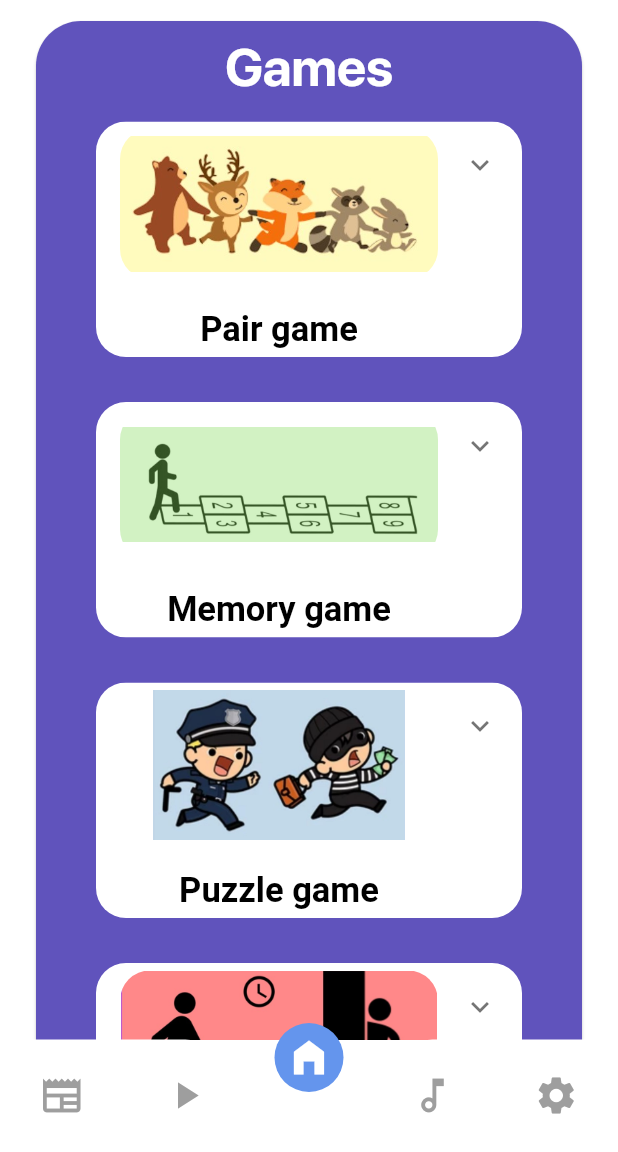
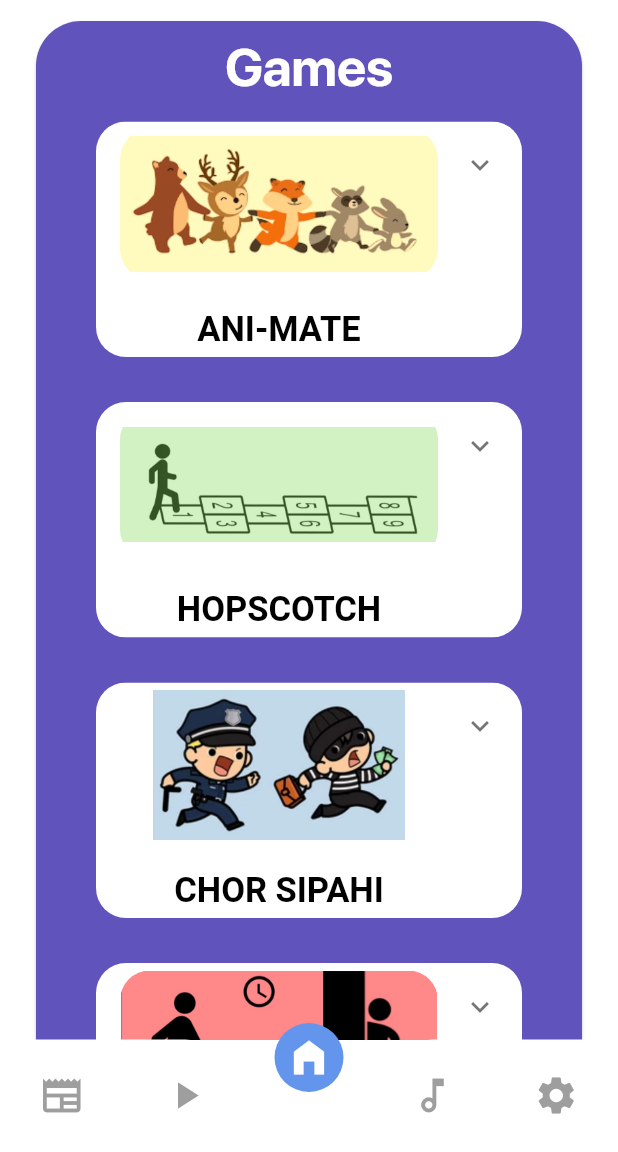
Before and after one commit to ptm0727/SihWinner, a Flutter app: the screen it shows once a user with an empty profile is signed in, on a phone screen of 412 x 824 dp, the part 84-1236 px from its top. Run offline on Flutter 3.47's test engine with Material 2 defaults, Android fonts, the phone set to English and light mode, and no system bars; drawn by our look-alikes of curved_navigation_bar; our stand-ins replace audioplayers, cloud_firestore, firebase_auth, firebase_core, flutter_neumorphic, hive and 3 more; missing offline and left inert: audioplayers_web, favorite_button, firebase_image; accounts and stored records are empty.

Commit message:
changed names

```diff
--- a/lib/game_screen.dart
+++ b/lib/game_screen.dart
@@ -17,33 +17,33 @@ class GameScreen extends StatelessWidget {
       Button(
         imgPath: "assets/game_images/Ani-Mate.jpg",
         destination: game1(),
-        title: "Pair game",
+        title: "ANI-MATE",
         subtitle: "Identify pairs in the given grid",
       ),
       Button(
           imgPath: "assets/game_images/HopSCOTCH.jpg",
           destination: GameHome(),
-          title: "Memory game",
+          title: "HOPSCOTCH",
           subtitle: "Click the numbers in the given order"),
       Button(
           imgPath: "assets/game_images/CP.jpg",
           destination: puz(),
-          title: "Puzzle game",
+          title: "CHOR SIPAHI",
       subtitle: "Save the human from the monsters",),
       Button(
           imgPath: "assets/game_images/H&S.jpg",
           destination: imspeed(),
-          title: "Speed game",
+          title: "LUKA CHHUPI",
         subtitle: "Hit the maximum Rabbits to score",),
       Button(
           imgPath: "assets/game_images/mATH.jpg",
           destination: mathgame(),
-          title: "Math game",
+          title: "ARE YOU RAMUNAJUN?",
         subtitle: "Test your math Skills here",),
       Button(
           imgPath: "assets/game_images/Word.jpg",
           destination: Word_game(),
-          title: "Word game",
+          title: "GUESS WHO?",
         subtitle: "Test you knowledge about the wild here",)
     ];
     return SingleChildScrollView(
```
